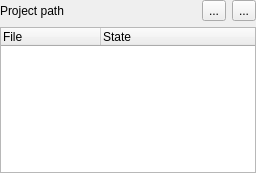
zyantific/continuum, file ui/ProjectExplorer.ui: the form before one commit.
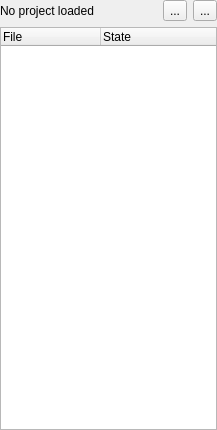
The form after the commit.

Commit message: implemented basic navigation functionality into project explorer

Diff of the .ui file:
```diff
--- a/ui/ProjectExplorer.ui
+++ b/ui/ProjectExplorer.ui
@@ -6,8 +6,8 @@
    <rect>
     <x>0</x>
     <y>0</y>
-    <width>256</width>
-    <height>173</height>
+    <width>217</width>
+    <height>430</height>
    </rect>
   </property>
   <property name="windowTitle">
@@ -22,7 +22,7 @@
      <item>
       <widget class="QLabel" name="project_path">
        <property name="text">
-        <string>Project path</string>
+        <string>No project loaded</string>
        </property>
       </widget>
      </item>
```
The commit also changes 5 other files.
